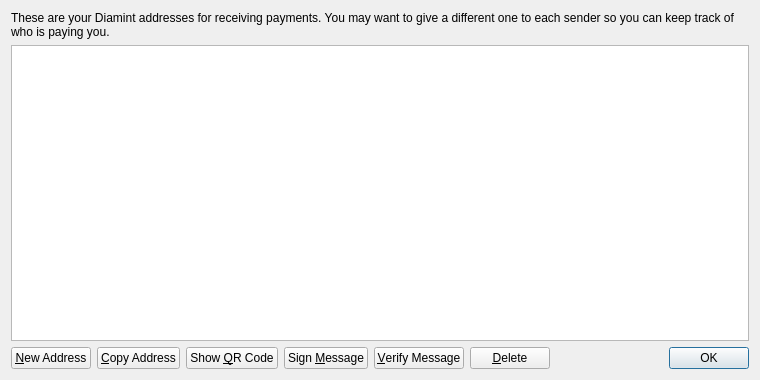
This is src/qt/forms/addressbookpage.ui in diamint-DIAM/diamint as Qt 5 draws it before an edit. The edited form follows.
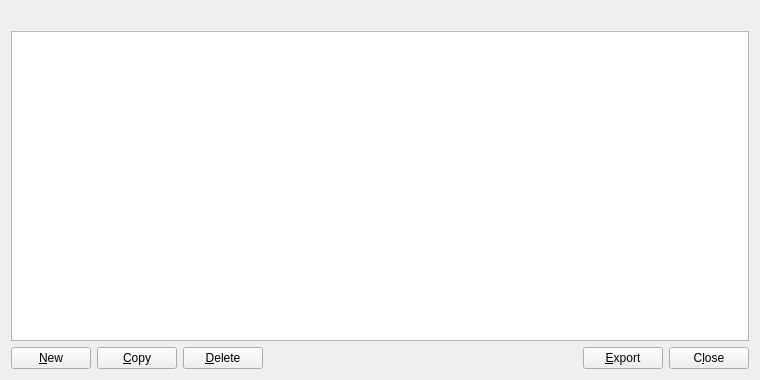
This is the edited form. Icons and pictures are not drawn.

Patch:
```diff
--- a/src/qt/forms/addressbookpage.ui
+++ b/src/qt/forms/addressbookpage.ui
@@ -16,9 +16,6 @@
   <layout class="QVBoxLayout" name="verticalLayout">
    <item>
     <widget class="QLabel" name="labelExplanation">
-     <property name="text">
-      <string>These are your Diamint addresses for receiving payments. You may want to give a different one to each sender so you can keep track of who is paying you.</string>
-     </property>
      <property name="textFormat">
       <enum>Qt::PlainText</enum>
      </property>
@@ -63,12 +60,15 @@
         <string>Create a new address</string>
        </property>
        <property name="text">
-        <string>&amp;New Address</string>
+        <string>&amp;New</string>
        </property>
        <property name="icon">
         <iconset resource="../bitcoin.qrc">
          <normaloff>:/icons/add</normaloff>:/icons/add</iconset>
        </property>
+       <property name="autoDefault">
+        <bool>false</bool>
+       </property>
       </widget>
      </item>
      <item>
@@ -77,18 +77,14 @@
         <string>Copy the currently selected address to the system clipboard</string>
        </property>
        <property name="text">
-        <string>&amp;Copy Address</string>
+        <string>&amp;Copy</string>
        </property>
        <property name="icon">
         <iconset resource="../bitcoin.qrc">
          <normaloff>:/icons/editcopy</normaloff>:/icons/editcopy</iconset>
        </property>
-      </widget>
-     </item>
-     <item>
-      <widget class="QPushButton" name="showQRCode">
-       <property name="text">
-        <string>Show &amp;QR Code</string>
+       <property name="autoDefault">
+        <bool>false</bool>
        </property>
        <property name="icon">
         <iconset resource="../bitcoin.qrc">
@@ -97,35 +93,7 @@
       </widget>
      </item>
      <item>
-      <widget class="QPushButton" name="signMessage">
-       <property name="toolTip">
-        <string>Sign a message to prove you own a Diamint address</string>
-       </property>
-       <property name="text">
-        <string>Sign &amp;Message</string>
-       </property>
-       <property name="icon">
-        <iconset resource="../bitcoin.qrc">
-         <normaloff>:/icons/edit</normaloff>:/icons/edit</iconset>
-       </property>
-      </widget>
-     </item>
-     <item>
-      <widget class="QPushButton" name="verifyMessage">
-       <property name="toolTip">
-        <string>Verify a message to ensure it was signed with a specified Diamint address</string>
-       </property>
-       <property name="text">
-        <string>&amp;Verify Message</string>
-       </property>
-       <property name="icon">
-        <iconset resource="../bitcoin.qrc">
-         <normaloff>:/icons/transaction_0</normaloff>:/icons/transaction_0</iconset>
-       </property>
-      </widget>
-     </item>
-     <item>
-      <widget class="QPushButton" name="deleteButton">
+      <widget class="QPushButton" name="deleteAddress">
        <property name="toolTip">
         <string>Delete the currently selected address from the list</string>
        </property>
@@ -136,6 +104,9 @@
         <iconset resource="../bitcoin.qrc">
          <normaloff>:/icons/remove</normaloff>:/icons/remove</iconset>
        </property>
+       <property name="autoDefault">
+        <bool>false</bool>
+       </property>
       </widget>
      </item>
      <item>
@@ -152,15 +123,35 @@
       </spacer>
      </item>
      <item>
-      <widget class="QDialogButtonBox" name="buttonBox">
+      <widget class="QPushButton" name="exportButton">
+       <property name="toolTip">
+        <string>Export the data in the current tab to a file</string>
+       </property>
+       <property name="text">
+        <string>&amp;Export</string>
+       </property>
+       <property name="icon">
+        <iconset resource="../bitcoin.qrc">
+         <normaloff>:/icons/export</normaloff>:/icons/export</iconset>
+       </property>
+       <property name="autoDefault">
+        <bool>false</bool>
+       </property>
+      </widget>
+     </item>
+     <item>
+      <widget class="QPushButton" name="closeButton">
        <property name="sizePolicy">
-        <sizepolicy hsizetype="Maximum" vsizetype="Fixed">
+        <sizepolicy hsizetype="Minimum" vsizetype="Minimum">
          <horstretch>0</horstretch>
          <verstretch>0</verstretch>
         </sizepolicy>
        </property>
-       <property name="standardButtons">
-        <set>QDialogButtonBox::Ok</set>
+       <property name="text">
+        <string>C&amp;lose</string>
+       </property>
+       <property name="autoDefault">
+        <bool>false</bool>
        </property>
       </widget>
      </item>
```
Left out of the diff: 13 changed lines with no effect on the pictures.
